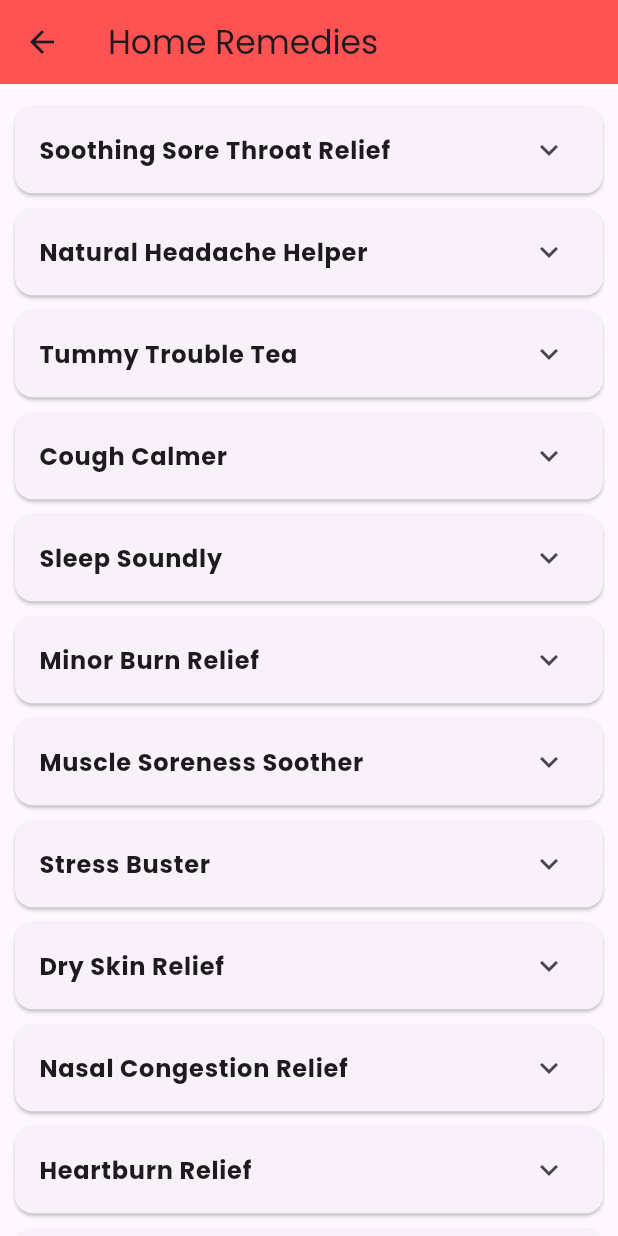
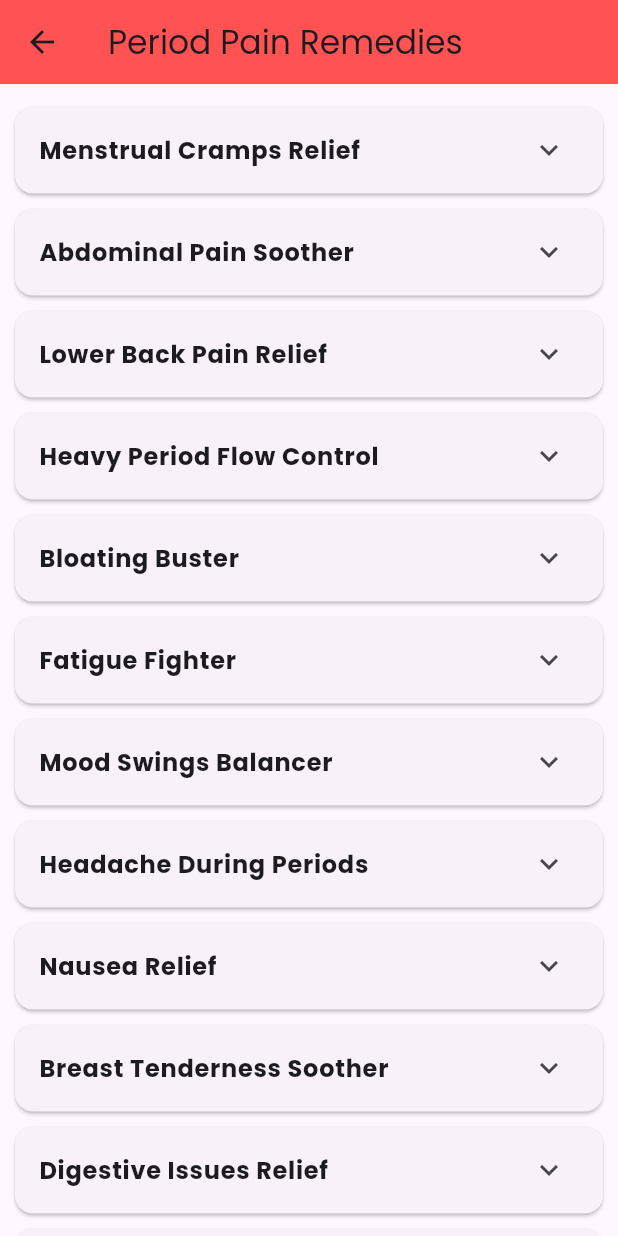
Before and after one commit to krithik-codes/FemFlow_flutter_frame, a Flutter app: the TipsPage screen opened directly, on a phone screen of 412 x 824 dp. Run offline on Flutter 3.47's test engine with Material 3 defaults, Android fonts, the phone set to English and light mode, and no system bars; our stand-ins replace table_calendar.

Commit message:
Final code

```diff
--- a/flowfem_app/lib/pages/food.dart
+++ b/flowfem_app/lib/pages/food.dart
@@ -10,61 +10,66 @@ class FoodPage extends StatefulWidget {
 class _FoodPageState extends State<FoodPage> {
   String? selectedSymptom;
   final Map<String, List<Map<String, String>>> foodSuggestions = {
-    "Nausea": [
-      {"food": "Ginger Tea", "benefit": "Helps reduce nausea and improves digestion."},
-      {"food": "Bananas", "benefit": "Easy on the stomach and provides energy."},
-      {"food": "Peppermint Tea", "benefit": "Soothes the stomach and relieves nausea."},
-      {"food": "Crackers", "benefit": "Light and easy to digest, reducing nausea."},
-      {"food": "Lemon Water", "benefit": "The citrus scent and vitamin C help ease nausea."},
-      {"food": "Rice", "benefit": "A bland food that is easy on the stomach."}
-    ],
     "Cramps": [
       {"food": "Dark Chocolate", "benefit": "Rich in magnesium, which helps relax muscles."},
-      {"food": "Spinach", "benefit": "Contains iron and magnesium to reduce cramping."},
-      {"food": "Avocado", "benefit": "High in potassium, reducing muscle cramps."},
-      {"food": "Walnuts", "benefit": "Contains omega-3 to fight inflammation."},
+      {"food": "Bananas", "benefit": "Contain potassium to prevent muscle contractions."},
+      {"food": "Ginger Tea", "benefit": "Reduces inflammation and helps with pain relief."},
       {"food": "Yogurt", "benefit": "Rich in calcium, which may reduce muscle pain."},
       {"food": "Pumpkin Seeds", "benefit": "Packed with magnesium to relax muscles."}
     ],
+    "Lower Back Pain": [
+      {"food": "Turmeric Milk", "benefit": "Curcumin helps reduce inflammation and pain."},
+      {"food": "Salmon", "benefit": "Rich in omega-3 fatty acids to ease inflammation."},
+      {"food": "Almonds", "benefit": "Contain magnesium to help muscle relaxation."}
+    ],
+    "Abdominal Pain": [
+      {"food": "Ginger Tea", "benefit": "Aids digestion and soothes abdominal discomfort."},
+      {"food": "Papaya", "benefit": "Contains enzymes that ease digestion and bloating."},
+      {"food": "Chamomile Tea", "benefit": "Has anti-inflammatory properties that relax muscles."}
+    ],
+    "Pelvic Pain": [
+      {"food": "Flaxseeds", "benefit": "Rich in omega-3, helping reduce inflammation."},
+      {"food": "Leafy Greens", "benefit": "Provide iron and magnesium to reduce pain."}
+    ],
     "Heavy Cramps": [
-      {"food": "Chamomile Tea", "benefit": "Has anti-inflammatory properties that help with pain relief."},
-      {"food": "Salmon", "benefit": "Rich in omega-3 fatty acids to reduce inflammation."},
-      {"food": "Turmeric", "benefit": "Contains curcumin to fight inflammation."},
       {"food": "Chia Seeds", "benefit": "Loaded with anti-inflammatory properties."},
-      {"food": "Papaya", "benefit": "Helps regulate blood flow and ease cramps."},
-      {"food": "Flaxseeds", "benefit": "Reduce period pain through hormone regulation."}
+      {"food": "Turmeric", "benefit": "Contains curcumin, which reduces inflammation."}
     ],
-    "Back Pain": [
-      {"food": "Almonds", "benefit": "Rich in calcium and magnesium for muscle relaxation."},
-      {"food": "Turmeric Milk", "benefit": "Contains curcumin, which reduces inflammation and pain."},
-      {"food": "Berries", "benefit": "Packed with antioxidants that reduce inflammation."},
-      {"food": "Green Tea", "benefit": "Has anti-inflammatory benefits to ease pain."},
-      {"food": "Sweet Potatoes", "benefit": "Rich in fiber and vitamins to reduce inflammation."},
-      {"food": "Carrots", "benefit": "Contain beta-carotene, which reduces muscle pain."}
+    "Leg Pain": [
+      {"food": "Avocados", "benefit": "Rich in potassium to prevent muscle cramps."},
+      {"food": "Coconut Water", "benefit": "Hydrates and replenishes electrolytes."}
     ],
-    "Fatigue": [
-      {"food": "Oatmeal", "benefit": "Provides slow-releasing energy to fight fatigue."},
-      {"food": "Eggs", "benefit": "High in protein and iron to boost energy levels."},
-      {"food": "Lentils", "benefit": "Rich in iron to combat fatigue and weakness."},
-      {"food": "Dark Leafy Greens", "benefit": "Help restore iron levels and prevent fatigue."},
-      {"food": "Chia Seeds", "benefit": "Provide long-lasting energy and hydration."},
-      {"food": "Oranges", "benefit": "High in vitamin C to reduce fatigue and boost energy."}
+    "Headaches": [
+      {"food": "Watermelon", "benefit": "Hydrates the body to prevent headaches."},
+      {"food": "Spinach", "benefit": "Contains magnesium, reducing headache severity."}
     ],
-    "Bloating": [
-      {"food": "Cucumber", "benefit": "Has a high water content that reduces bloating."},
-      {"food": "Fennel Seeds", "benefit": "Help with digestion and reduce bloating."},
-      {"food": "Watermelon", "benefit": "Hydrating and flushes out excess salt."},
-      {"food": "Ginger", "benefit": "Aids digestion and relieves bloating."},
-      {"food": "Pineapple", "benefit": "Contains bromelain, which aids digestion."},
-      {"food": "Celery", "benefit": "Has diuretic properties that reduce bloating."}
+    "Joint Pain": [
+      {"food": "Olive Oil", "benefit": "Contains anti-inflammatory properties to ease joint pain."},
+      {"food": "Walnuts", "benefit": "Rich in omega-3 to reduce inflammation."}
     ],
-    "Mood Swings": [
-      {"food": "Dark Chocolate", "benefit": "Boosts serotonin levels, improving mood."},
-      {"food": "Walnuts", "benefit": "Rich in omega-3s to support brain health."},
-      {"food": "Bananas", "benefit": "Contain dopamine, a natural mood booster."},
-      {"food": "Greek Yogurt", "benefit": "Supports gut health, which affects mood."},
-      {"food": "Berries", "benefit": "Packed with antioxidants that enhance mood."},
-      {"food": "Spinach", "benefit": "High in folate, which improves mental well-being."}
+    "Breast Tenderness": [
+      {"food": "Flaxseeds", "benefit": "Regulates hormones and reduces breast pain."},
+      {"food": "Soy", "benefit": "Contains phytoestrogens that help with hormonal balance."}
+    ],
+    "Hip Pain": [
+      {"food": "Pineapple", "benefit": "Contains bromelain, which reduces inflammation."},
+      {"food": "Turmeric", "benefit": "Reduces inflammation and eases pain."}
+    ],
+    "Nerve Pain": [
+      {"food": "Salmon", "benefit": "Rich in omega-3 fatty acids to improve nerve function."},
+      {"food": "Eggs", "benefit": "Contain vitamin B12, which supports nerve health."}
+    ],
+    "Rectal Pain": [
+      {"food": "Fiber-Rich Foods", "benefit": "Help ease bowel movements and reduce pain."},
+      {"food": "Prunes", "benefit": "Aid digestion and prevent constipation."}
+    ],
+    "Ovarian Pain": [
+      {"food": "Turmeric Tea", "benefit": "Has curcumin, which reduces inflammation."},
+      {"food": "Berries", "benefit": "Packed with antioxidants to fight inflammation."}
+    ],
+    "Stomach Pain with Nausea": [
+      {"food": "Peppermint Tea", "benefit": "Soothes nausea and relieves stomach pain."},
+      {"food": "Crackers", "benefit": "Easy to digest and settle the stomach."}
     ]
   };
 
--- /dev/null
+++ b/flowfem_app/lib/pages/globals.dart
@@ -0,0 +1,3 @@
+library my_globals;
+
+String userName = "";
--- a/flowfem_app/lib/pages/mainhome.dart
+++ b/flowfem_app/lib/pages/mainhome.dart
@@ -12,7 +12,7 @@ class MainHome extends StatelessWidget {
       appBar: AppBar(
         title: Text(
           "FemFlow",
-          style: TextStyle(fontFamily: 'Poppins', fontWeight: FontWeight.bold),
+          style: TextStyle(fontFamily: 'Poppins', fontWeight: FontWeight.w500,color: Colors.white),
         ),
         backgroundColor: const Color(0xFFFF5252),
         centerTitle: true,
--- a/flowfem_app/lib/pages/tips.dart
+++ b/flowfem_app/lib/pages/tips.dart
@@ -6,31 +6,71 @@ class TipsPage extends StatelessWidget {
   @override
   Widget build(BuildContext context) {
     List<Map<String, String>> remedies = [
-    {"title": "Soothing Sore Throat Relief", "recipe": "Combine 1 tbsp honey, 1 tbsp lemon juice, and 1 cup warm water. Gargle for 30 seconds, repeat 3-4 times a day."},
-    {"title": "Natural Headache Helper", "recipe": "Apply a cold compress to your forehead and temples. Drink plenty of water. Rest in a quiet, dark room."},
-    {"title": "Tummy Trouble Tea", "recipe": "Brew a cup of ginger tea by steeping fresh ginger slices in hot water for 10 minutes. Add honey to taste."},
-    {"title": "Cough Calmer", "recipe": "Mix 1 teaspoon of turmeric powder with a glass of warm milk. Drink before bed."},
-    {"title": "Sleep Soundly", "recipe": "Drink a cup of warm chamomile tea before bed. Practice relaxation techniques like deep breathing."},
-    {"title": "Minor Burn Relief", "recipe": "Run cool water over the burn for 10-15 minutes. Apply aloe vera gel."},
-    {"title": "Muscle Soreness Soother", "recipe": "Take a warm bath with Epsom salts. Gently massage the affected area."},
-    {"title": "Stress Buster", "recipe": "Practice deep breathing exercises. Listen to calming music. Take a walk in nature."},
-    {"title": "Dry Skin Relief", "recipe": "Apply a moisturizer containing natural ingredients like shea butter or coconut oil."},
-    {"title": "Nasal Congestion Relief", "recipe": "Use a saline nasal spray or neti pot to clear nasal passages. Inhale steam from a hot shower."},
-    {"title": "Heartburn Relief", "recipe": "Mix 1/2 teaspoon of baking soda in a glass of water. Drink slowly. (Avoid this remedy if you have high blood pressure.)"},
-    {"title": "Motion Sickness Soother", "recipe": "Ginger capsules or ginger ale can help settle the stomach."},
-    {"title": "Minor Cut Care", "recipe": "Clean the wound with soap and water. Apply a bandage."},
-    {"title": "Sunburn Relief", "recipe": "Apply aloe vera gel or a cool compress to the affected area."},
-    {"title": "Insect Bite Relief", "recipe": "Apply a paste of baking soda and water to the bite."},
-    {"title": "Toothache Soother (Temporary Relief)", "recipe": "Apply a cold compress to the cheek. Clove oil can also provide temporary relief. (See a dentist as soon as possible)"},
-    {"title": "Upset Stomach Relief", "recipe": "Drink clear fluids like ginger ale or broth. Follow the BRAT diet (bananas, rice, applesauce, toast)."},
-    {"title": "Energy Booster", "recipe": "Get enough sleep. Eat a balanced diet. Try a short walk or light exercise."},
-    {"title": "Hangover Helper", "recipe": "Drink plenty of water and electrolytes. Rest."},
-    {"title": "Stress Headache Relief", "recipe": "Practice relaxation techniques like meditation or yoga. Take a warm bath."}
-  ];
+      {
+        "title": "Menstrual Cramps Relief",
+        "recipe": "Drink warm ginger or chamomile tea. Apply a heating pad on the lower abdomen. Massage with essential oils like lavender or peppermint."
+      },
+      {
+        "title": "Abdominal Pain Soother",
+        "recipe": "Try yoga poses like child's pose or cat-cow stretch. Drink cinnamon tea for natural pain relief."
+      },
+      {
+        "title": "Lower Back Pain Relief",
+        "recipe": "Apply a warm compress to your lower back. Do gentle stretches and avoid prolonged sitting."
+      },
+      {
+        "title": "Heavy Period Flow Control",
+        "recipe": "Drink raspberry leaf tea to regulate menstrual flow. Increase iron-rich foods like spinach and lentils."
+      },
+      {
+        "title": "Bloating Buster",
+        "recipe": "Drink peppermint or fennel tea. Reduce salt intake and stay hydrated with warm lemon water."
+      },
+      {
+        "title": "Fatigue Fighter",
+        "recipe": "Stay hydrated and eat protein-rich snacks like almonds or yogurt. Try a short walk or light stretching."
+      },
+      {
+        "title": "Mood Swings Balancer",
+        "recipe": "Eat magnesium-rich foods like dark chocolate, bananas, and nuts. Practice deep breathing or light yoga."
+      },
+      {
+        "title": "Headache During Periods",
+        "recipe": "Apply a cold compress to your forehead. Stay hydrated and avoid caffeine if it triggers headaches."
+      },
+      {
+        "title": "Nausea Relief",
+        "recipe": "Drink ginger tea or chew fresh ginger. Avoid heavy or greasy foods and eat small meals."
+      },
+      {
+        "title": "Breast Tenderness Soother",
+        "recipe": "Apply a cold compress or wear a supportive bra. Reduce caffeine and salt intake."
+      },
+      {
+        "title": "Digestive Issues Relief",
+        "recipe": "Drink warm herbal teas like chamomile or peppermint. Avoid processed foods and dairy."
+      },
+      {
+        "title": "Sleep Troubles During Periods",
+        "recipe": "Drink a cup of warm chamomile tea before bed. Use relaxation techniques like deep breathing."
+      },
+      {
+        "title": "Stress & Anxiety Reducer",
+        "recipe": "Practice meditation or deep breathing exercises. Listen to calming music or take a warm bath."
+      },
+      {
+        "title": "Leg Cramps Relief",
+        "recipe": "Massage the affected area with warm oil. Stretch your legs before bedtime to prevent cramps."
+      },
+      {
+        "title": "PMS Acne Treatment",
+        "recipe": "Apply aloe vera gel or honey on affected areas. Drink plenty of water and eat antioxidant-rich foods."
+      }
+    ];
 
     return Scaffold(
       appBar: AppBar(
-        title: Text("Home Remedies"),
+        title: Text("Period Pain Remedies"),
         backgroundColor: Color(0xFFFF5252),
       ),
       body: ListView.builder(
```
Also changed, not shown: flowfem_app/lib/pages/intro1next.dart (+23 -33 lines), flowfem_app/lib/pages/intro2.dart (+17 -4 lines), flowfem_app/lib/pages/intro3.dart (+4 -3 lines), flowfem_app/assets/images/front_image.png.
